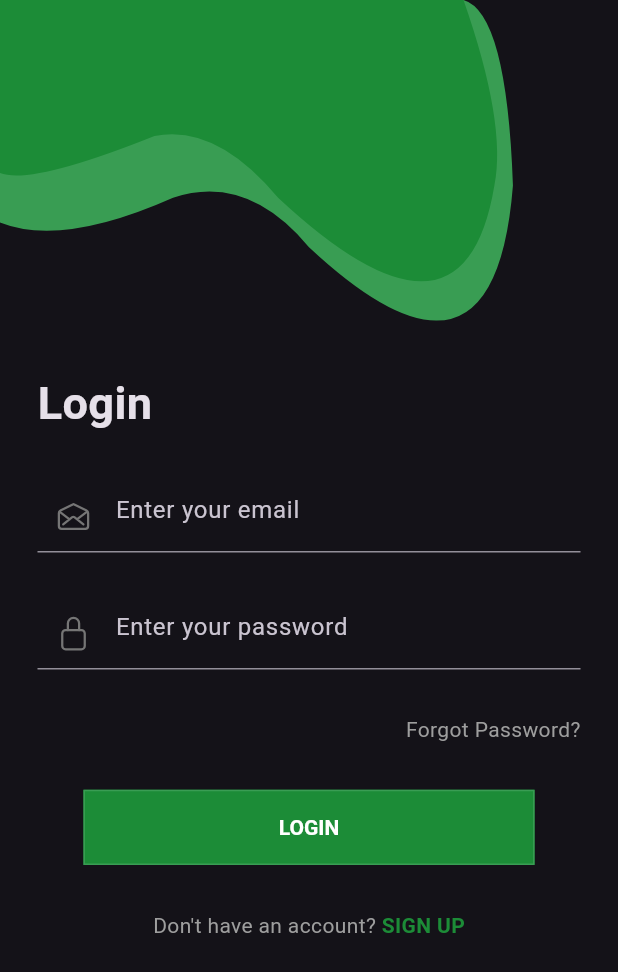
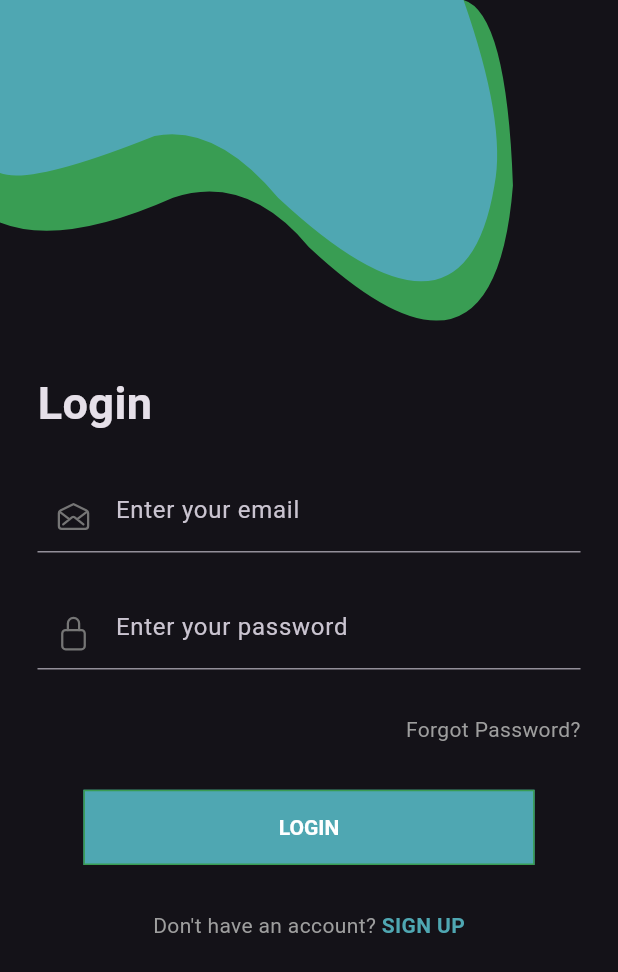
Before and after one commit to samuel005005/rentApp, a Flutter app: the Login screen opened directly, on a phone screen of 412 x 824 dp. Shown: the top 972 px of the screen. Run offline on Flutter 3.47's test engine with Material 2 defaults, Android fonts, the light colour scheme and no system bars; our stand-ins replace animate_do, flutter_dotenv, flutter_riverpod, font_awesome_flutter, go_router, ionicons; network calls fail.

Commit message:
Search Design

```diff
--- a/lib/src/config/theme/colors.dart
+++ b/lib/src/config/theme/colors.dart
@@ -1,6 +1,6 @@
 import 'package:flutter/material.dart';
 
 class ColorsApp {
-  static Color primaryColor = const Color(0xff1c8c37);
+  static Color foregroundColor = const Color(0xff4fa7b2);
   static Color secundaryColor = const Color(0xff399d53);
 }
--- a/lib/src/config/theme/theme_changer.dart
+++ b/lib/src/config/theme/theme_changer.dart
@@ -1,4 +1,5 @@
 import 'package:flutter/material.dart';
+import 'package:rest_house_rd/src/config/theme/colors.dart';
 
 class ThemeChanger extends ChangeNotifier {
   bool _isDarkTheme = false;
@@ -50,7 +51,7 @@ class ThemeChanger extends ChangeNotifier {
       elevatedButtonTheme: ElevatedButtonThemeData(
         style: ElevatedButton.styleFrom(
           elevation: 0,
-          foregroundColor: const Color(0xff4fa7b2),
+          foregroundColor: ColorsApp.foregroundColor,
           textStyle: const TextStyle(fontWeight: FontWeight.bold),
           backgroundColor: const Color(0xffe4f6f8),
           shape: RoundedRectangleBorder(
@@ -75,7 +76,7 @@ class ThemeChanger extends ChangeNotifier {
       elevatedButtonTheme: ElevatedButtonThemeData(
         style: ElevatedButton.styleFrom(
           elevation: 0,
-          foregroundColor: const Color(0xff4fa7b2),
+          foregroundColor: ColorsApp.foregroundColor,
           textStyle: const TextStyle(fontWeight: FontWeight.bold),
           backgroundColor: const Color(0xff192728),
           shape: RoundedRectangleBorder(
--- a/lib/src/features/auth/presentation/widgets/background.dart
+++ b/lib/src/features/auth/presentation/widgets/background.dart
@@ -45,7 +45,7 @@ class _HeaderPainter extends CustomPainter {
 
     final paint = Paint();
     // Properties
-    paint.color = ColorsApp.primaryColor;
+    paint.color = ColorsApp.foregroundColor;
     paint.style = PaintingStyle.fill; // .fill .stroke
     paint.strokeWidth = 5;
 
--- a/lib/src/features/auth/presentation/widgets/form_login.dart
+++ b/lib/src/features/auth/presentation/widgets/form_login.dart
@@ -58,10 +58,10 @@ class _FormLoginState extends State<FormLogin> {
                 hintText: 'Enter your email',
                 prefixIcon: Icon(Ionicons.mail_open_outline,
                     color: _focusEmail.hasFocus
-                        ? ColorsApp.primaryColor
+                        ? ColorsApp.foregroundColor
                         : Colors.grey.shade600),
               ),
-              style: TextStyle(color: ColorsApp.primaryColor),
+              style: TextStyle(color: ColorsApp.foregroundColor),
             ),
             SizedBox(height: width * 0.072992701),
             TextFormField(
@@ -70,10 +70,10 @@ class _FormLoginState extends State<FormLogin> {
                 hintText: 'Enter your password ',
                 prefixIcon: Icon(Ionicons.lock_closed_outline,
                     color: _focusPassword.hasFocus
-                        ? ColorsApp.primaryColor
+                        ? ColorsApp.foregroundColor
                         : Colors.grey.shade600),
               ),
-              style: TextStyle(color: ColorsApp.primaryColor),
+              style: TextStyle(color: ColorsApp.foregroundColor),
             ),
             SizedBox(height: width * 0.072992701),
             Row(mainAxisAlignment: MainAxisAlignment.end, children: [
@@ -93,8 +93,8 @@ class _FormLoginState extends State<FormLogin> {
                 style: ButtonStyle(
                   foregroundColor:
                       MaterialStateProperty.all<Color>(Colors.white),
-                  backgroundColor:
-                      MaterialStateProperty.all<Color>(ColorsApp.primaryColor),
+                  backgroundColor: MaterialStateProperty.all<Color>(
+                      ColorsApp.foregroundColor),
                   shape: MaterialStateProperty.all<RoundedRectangleBorder>(
                     RoundedRectangleBorder(
                       borderRadius: BorderRadius.zero,
@@ -120,7 +120,7 @@ class _FormLoginState extends State<FormLogin> {
                   "SIGN UP",
                   style: TextStyle(
                       fontWeight: FontWeight.bold,
-                      color: ColorsApp.primaryColor),
+                      color: ColorsApp.foregroundColor),
                 ),
                 onTap: () {},
               )
--- a/lib/src/features/home/presentation/views/feed/widgets/feeds.dart
+++ b/lib/src/features/home/presentation/views/feed/widgets/feeds.dart
@@ -1,4 +1,5 @@
 import 'package:flutter/material.dart';
+import 'package:rest_house_rd/src/config/theme/colors.dart';
 import 'package:rest_house_rd/src/features/home/presentation/views/widgets/post.dart';
 
 class Feeds extends StatelessWidget {
@@ -17,10 +18,7 @@ class Feeds extends StatelessWidget {
             Row(
               children: [
                 const SizedBox(width: 15),
-                const Icon(
-                  Icons.star,
-                  color: Color(0xff4fa7b2),
-                ),
+                Icon(Icons.star, color: ColorsApp.foregroundColor),
                 const SizedBox(width: 10),
                 Text('New Home in New York', style: textStyle.titleMedium),
               ],
--- a/lib/src/features/home/presentation/views/search/search_view.dart
+++ b/lib/src/features/home/presentation/views/search/search_view.dart
@@ -1,5 +1,6 @@
 import 'package:flutter/foundation.dart';
 import 'package:flutter/material.dart';
+import 'package:rest_house_rd/src/features/home/presentation/views/widgets/custom_appbar.dart';
 import 'package:rest_house_rd/src/features/home/presentation/views/widgets/posts.dart';
 
 class SeachView extends StatelessWidget {
@@ -11,7 +12,7 @@ class SeachView extends StatelessWidget {
       length: 3,
       child: Scaffold(
         appBar: AppBar(
-          title: const Text("Search"),
+          flexibleSpace: const CustomAppBar(),
           bottom: TabBar(
             onTap: (int value) {
               if (kDebugMode) {
```
Also changed, not shown: lib/src/features/home/presentation/delegates/search_home_delegate.dart (added, +92 -0 lines), lib/src/features/home/presentation/views/widgets/custom_appbar.dart (added, +64 -0 lines).
